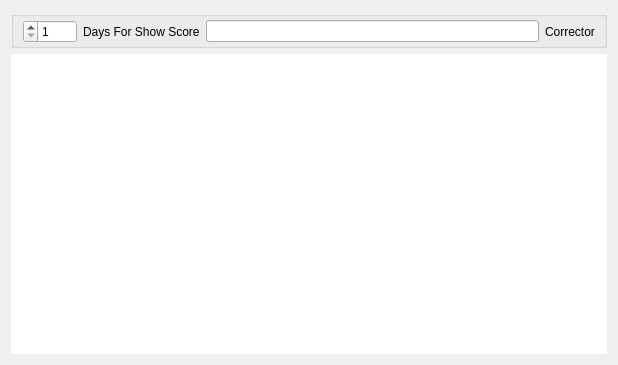
nournia/ketabkhaane, file Client/reghaabat/scoreform.ui: the form before one commit.
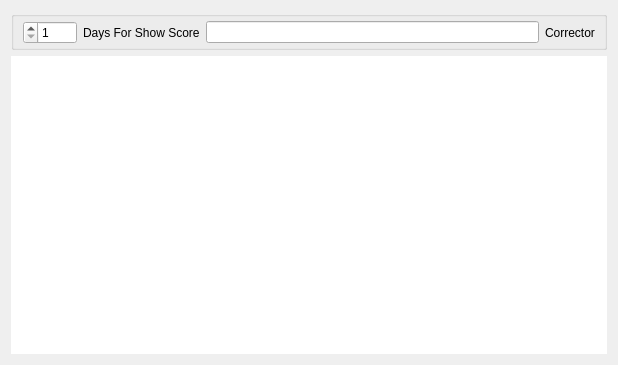
The form after the commit. Custom widgets are drawn as their Qt base class.

```diff
--- a/Client/reghaabat/scoreform.ui
+++ b/Client/reghaabat/scoreform.ui
@@ -21,10 +21,10 @@
      </property>
      <layout class="QHBoxLayout" name="horizontalLayout_2">
       <property name="topMargin">
-       <number>3</number>
+       <number>4</number>
       </property>
       <property name="bottomMargin">
-       <number>2</number>
+       <number>3</number>
       </property>
       <item>
        <layout class="QHBoxLayout" name="lCorrector">
```
Left out of the diff: 14 changed lines with no effect on the pictures.
